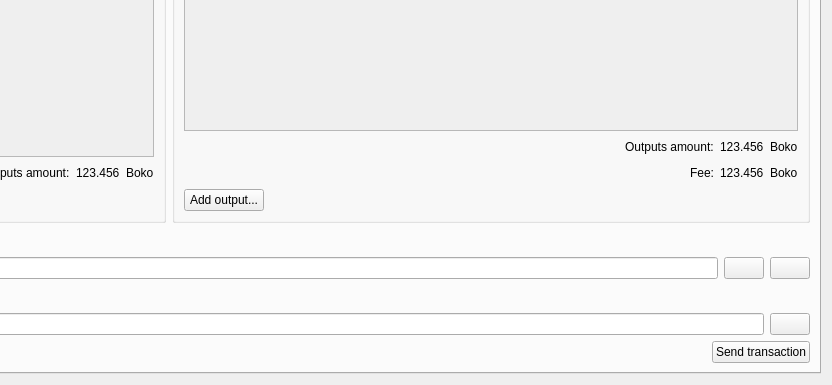
Before: the Qt Designer form src/qt/forms/multisigdialog.ui in TriptychCrypto/808, drawn with Qt 5; both pictures show x 495 to 1327 and y 210 to 595 of the 1327 by 595 pixel window.
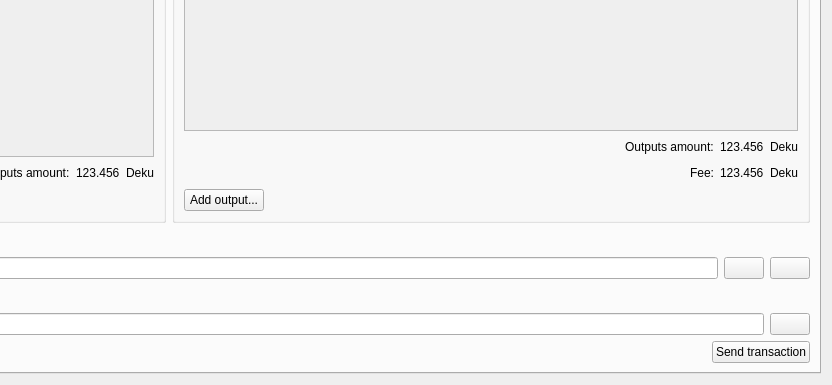
After: the same form once the commit is applied. The open tabs and pages were chosen to show the change. Icons and pictures are not drawn.

```diff
--- a/src/qt/forms/multisigdialog.ui
+++ b/src/qt/forms/multisigdialog.ui
@@ -399,7 +399,7 @@
                 <item>
                  <widget class="QLabel" name="label">
                   <property name="text">
-                   <string>Boko</string>
+                   <string>Deku</string>
                   </property>
                  </widget>
                 </item>
@@ -518,7 +518,7 @@
                 <item>
                  <widget class="QLabel" name="label_2">
                   <property name="text">
-                   <string>Boko</string>
+                   <string>Deku</string>
                   </property>
                  </widget>
                 </item>
@@ -556,7 +556,7 @@
                 <item>
                  <widget class="QLabel" name="label_3">
                   <property name="text">
-                   <string>Boko</string>
+                   <string>Deku</string>
                   </property>
                  </widget>
                 </item>
```
